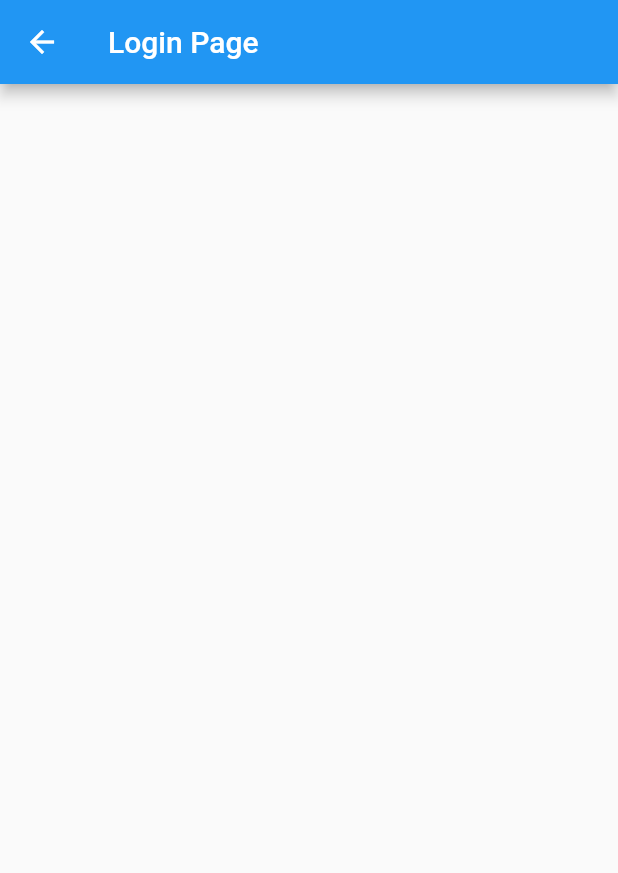
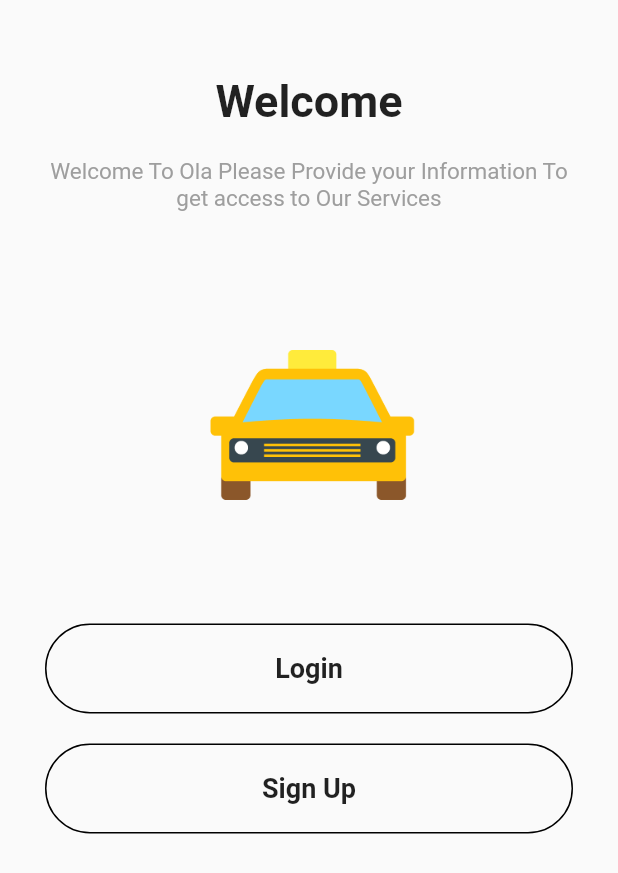
Before and after one commit to harshkoli201/CabApp, a Flutter app: the screen it shows after launch, on a phone screen of 412 x 824 dp. Shown: the top 873 px of the screen. Run offline on Flutter 3.47's test engine with Material 2 defaults, Android fonts, the light colour scheme and no system bars.

Commit message:
Welcome Page

```diff
--- a/ola/lib/MainScreen/mainscreen.dart
+++ b/ola/lib/MainScreen/mainscreen.dart
@@ -1,4 +1,5 @@
 import 'package:flutter/material.dart';
+import 'package:flutter/widgets.dart';
 
 class Loginpage extends StatefulWidget {
   const Loginpage({Key? key}) : super(key: key);
@@ -10,9 +11,79 @@ class Loginpage extends StatefulWidget {
 class _LoginpageState extends State<Loginpage> {
   @override
   Widget build(BuildContext context) {
-    return Scaffold(
-      appBar: AppBar(
-        title: const Text("Login Page"),
+    return SafeArea(
+      child: Material(
+        child: Container(
+          width: double.infinity,
+          height: MediaQuery.of(context).size.height,
+          padding: const EdgeInsets.symmetric(horizontal: 30, vertical: 50),
+          child: Column(
+            children: <Widget>[
+              Column(
+                crossAxisAlignment: CrossAxisAlignment.center,
+                children: const <Widget>[
+                  Text(
+                    "Welcome",
+                    style: TextStyle(fontWeight: FontWeight.bold, fontSize: 30),
+                  ),
+                  SizedBox(
+                    height: 20,
+                  ),
+                  Text(
+                    "Welcome To Ola Please Provide your Information To get access to Our Services",
+                    textAlign: TextAlign.center,
+                    style: TextStyle(color: Colors.grey, fontSize: 15),
+                  ),
+                ],
+              ),
+              Container(
+                // width: 500.0,
+                // height: 300.0,
+                height: MediaQuery.of(context).size.height / 3,
+                decoration: const BoxDecoration(
+                  image: DecorationImage(
+                    image: AssetImage("images/taxi.png"),
+                  ),
+                ),
+              ),
+              Column(
+                children: <Widget>[
+                  MaterialButton(
+                    minWidth: double.infinity,
+                    height: 60,
+                    onPressed: () {},
+                    shape: RoundedRectangleBorder(
+                        side: const BorderSide(color: Colors.black),
+                        borderRadius: BorderRadius.circular(50)),
+                    child: const Text(
+                      "Login",
+                      style:
+                          TextStyle(fontWeight: FontWeight.w600, fontSize: 18),
+                    ),
+                  ),
+                  const SizedBox(
+                    height: 20,
+                  ),
+                  Container(
+                    child: MaterialButton(
+                      minWidth: double.infinity,
+                      height: 60,
+                      onPressed: () {},
+                      shape: RoundedRectangleBorder(
+                          side: const BorderSide(color: Colors.black),
+                          borderRadius: BorderRadius.circular(50)),
+                      child: const Text(
+                        "Sign Up",
+                        style: TextStyle(
+                            fontWeight: FontWeight.w600, fontSize: 18),
+                      ),
+                    ),
+                  ),
+                ],
+              )
+            ],
+          ),
+        ),
       ),
     );
   }
--- a/ola/lib/login.dart
+++ b/ola/lib/login.dart
@@ -4,6 +4,7 @@ import 'package:flutter/material.dart';
 void main() {
   runApp(
     const MaterialApp(
+      debugShowCheckedModeBanner: false,
       title: "LoginPage",
       home: Splashscreen(),
     ),
--- a/ola/pubspec.yaml
+++ b/ola/pubspec.yaml
@@ -34,6 +34,7 @@ dependencies:
   # The following adds the Cupertino Icons font to your application.
   # Use with the CupertinoIcons class for iOS style icons.
   cupertino_icons: ^1.0.2
+  animated_splash_screen: ^1.2.0
 
 dev_dependencies:
   flutter_test:
```
Also changed, not shown: ola/pubspec.lock, 1 other file.
